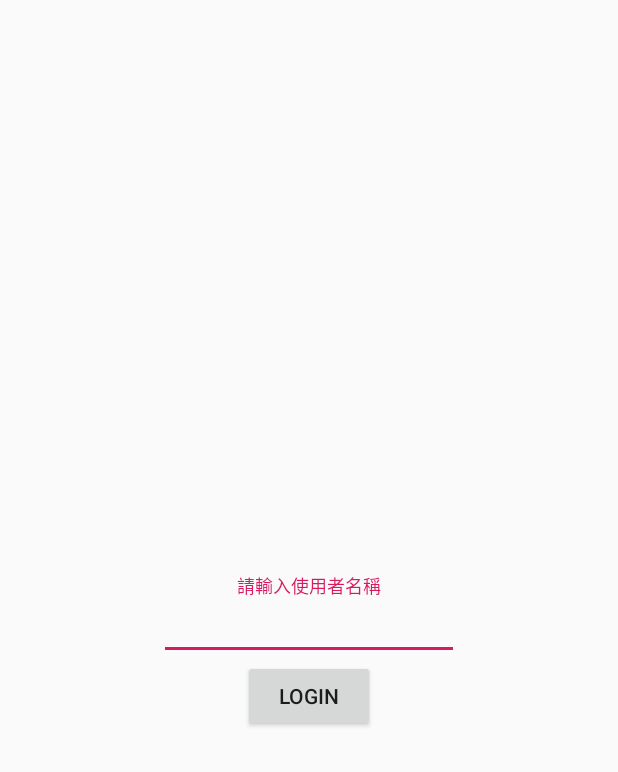
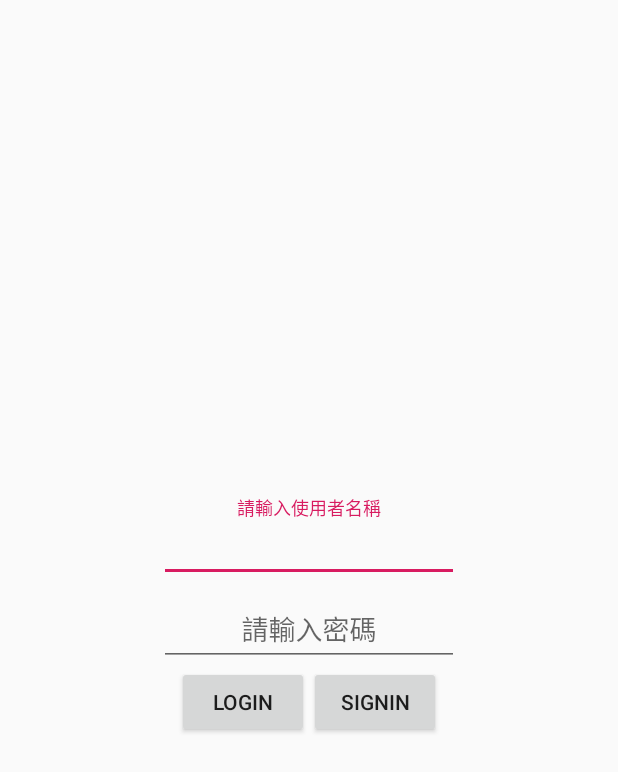
Before and after one commit to AndroidSourceTools/Simple-SocketIO-Android-Client, an Android app: the layout activity_login.xml on its own in the app's theme, with its tools: preview values and no code run, on a phone screen of 412 x 824 dp. Shown: the top 772 px of the screen. Run offline under Robolectric (Android 15) with nearby library versions, the phone set to English and light mode, and no system bars.

Commit message:
[Add] Add the sign_in, sign_up and login_in layout

```diff
--- a/app/src/main/java/com/socketio/test/LoginActivity.java
+++ b/app/src/main/java/com/socketio/test/LoginActivity.java
@@ -5,6 +5,7 @@ import android.os.Bundle;
 import android.support.annotation.Nullable;
 import android.support.v7.app.AppCompatActivity;
 import android.text.TextUtils;
+import android.view.View;
 import android.widget.Button;
 import android.widget.EditText;
 import android.widget.Toast;
@@ -24,6 +25,10 @@ public class LoginActivity extends AppCompatActivity {
 
     @ViewById(R.id.et_user_name)
     EditText mEtUserName;
+    @ViewById(R.id.et_user_pwd)
+    EditText mEtUserPwd;
+    @ViewById(R.id.btn_signin)
+    Button mBtnSignIn;
     @ViewById(R.id.btn_login)
     Button mBtnLogin;
 
@@ -32,16 +37,27 @@ public class LoginActivity extends AppCompatActivity {
         super.onCreate(savedInstanceState);
     }
 
-    @Click(R.id.btn_login)
-    public void onViewClicked() {
+    @Click({R.id.btn_login, R.id.btn_signin})
+    public void onViewClicked(View view) {
+        int id = view.getId();
+
+        String name = mEtUserName.getText().toString();
+        String pwd = mEtUserPwd.getText().toString();
+        if (id == R.id.btn_signin) {
+            if (TextUtils.isEmpty(name) || TextUtils.isEmpty(pwd)) {
+                Toast.makeText(LoginActivity.this, getString(R.string.toast_hint_no_valid_user_name_and_pwd), Toast.LENGTH_LONG).show();
+                return;
+            }
+            // TODO: need to call api
+        } else if (id == R.id.btn_login) {
             long curUserID = 1545807642;
-        long invitedUserID =1545807641;
+            long invitedUserID = 1545807641;
 //        String curUserID = "2";
 //        String invitedUserID = "1";
 
             String userName = mEtUserName.getText().toString();
-        if(TextUtils.isEmpty(userName)) {
-            Toast.makeText(LoginActivity.this, "請輸入使用者名稱", Toast.LENGTH_LONG).show();
+            if (TextUtils.isEmpty(name) || TextUtils.isEmpty(pwd)) {
+                Toast.makeText(LoginActivity.this, getString(R.string.toast_hint_no_valid_user_name_and_pwd), Toast.LENGTH_LONG).show();
                 return;
             }
             Intent intent = new Intent(LoginActivity.this, MainActivity.class);
@@ -53,3 +69,4 @@ public class LoginActivity extends AppCompatActivity {
             finish();
         }
     }
+}
--- a/app/src/main/res/layout/activity_login.xml
+++ b/app/src/main/res/layout/activity_login.xml
@@ -4,31 +4,76 @@
     android:layout_width="match_parent"
     android:layout_height="match_parent">
 
+    <android.support.constraint.ConstraintLayout
+        android:layout_width="wrap_content"
+        android:layout_height="wrap_content"
+        app:layout_constraintBottom_toBottomOf="parent"
+        app:layout_constraintLeft_toLeftOf="parent"
+        app:layout_constraintRight_toRightOf="parent"
+        app:layout_constraintTop_toTopOf="parent">
+
+
         <android.support.design.widget.TextInputLayout
-        android:id="@+id/til_input_layout"
+            android:id="@+id/til_user_name_input_layout"
+            android:layout_width="wrap_content"
+            android:layout_height="wrap_content">
+            <EditText
+                android:id="@+id/et_user_name"
+                android:layout_width="wrap_content"
+                android:layout_height="wrap_content"
+                android:gravity="center"
+                android:hint="請輸入使用者名稱"
+                android:minWidth="200dp" />
+        </android.support.design.widget.TextInputLayout>
+
+        <android.support.design.widget.TextInputLayout
+            android:id="@+id/til_user_pwd_input_layout"
             android:layout_width="wrap_content"
             android:layout_height="wrap_content"
             app:layout_constraintLeft_toLeftOf="parent"
             app:layout_constraintRight_toRightOf="parent"
-        app:layout_constraintBottom_toBottomOf="parent"
-        app:layout_constraintTop_toTopOf="parent">
+            app:layout_constraintTop_toBottomOf="@id/til_user_name_input_layout">
 
             <EditText
-            android:id="@+id/et_user_name"
-            android:minWidth="200dp"
+                android:id="@+id/et_user_pwd"
                 android:layout_width="wrap_content"
                 android:layout_height="wrap_content"
                 android:gravity="center"
-            android:hint="請輸入使用者名稱" />
+                android:hint="請輸入密碼"
+                android:minWidth="200dp" />
         </android.support.design.widget.TextInputLayout>
 
+
+        <android.support.constraint.ConstraintLayout
+            android:layout_width="wrap_content"
+            android:layout_height="wrap_content"
+            app:layout_constraintLeft_toLeftOf="parent"
+            app:layout_constraintRight_toRightOf="parent"
+            app:layout_constraintTop_toBottomOf="@id/til_user_pwd_input_layout">
             <Button
                 android:id="@+id/btn_login"
                 android:layout_width="wrap_content"
                 android:layout_height="wrap_content"
                 android:text="Login"
-        app:layout_constraintTop_toBottomOf="@id/til_input_layout"
                 app:layout_constraintLeft_toLeftOf="parent"
-        app:layout_constraintRight_toRightOf="parent"/>
+                app:layout_constraintRight_toLeftOf="@+id/gl_btn_center"/>
+
+            <android.support.constraint.Guideline
+                android:id="@+id/gl_btn_center"
+                android:layout_width="wrap_content"
+                android:layout_height="match_parent"
+                app:layout_constraintGuide_percent="0.5"
+                android:orientation="vertical" />
+
+            <Button
+                android:id="@+id/btn_signin"
+                android:layout_width="wrap_content"
+                android:layout_height="wrap_content"
+                android:text="SignIn"
+                app:layout_constraintLeft_toLeftOf="@+id/gl_btn_center"
+                app:layout_constraintLeft_toRightOf="parent"/>
+        </android.support.constraint.ConstraintLayout>
 
     </android.support.constraint.ConstraintLayout>
+
+</android.support.constraint.ConstraintLayout>
--- a/app/src/main/res/values/strings.xml
+++ b/app/src/main/res/values/strings.xml
@@ -1,3 +1,5 @@
 <resources>
-    <string name="app_name">SocketIoTest</string>
+    <string name="app_name">Chat Test</string>
+
+    <string name="toast_hint_no_valid_user_name_and_pwd">請輸入使用者名稱及密碼</string>
 </resources>
```
Lines whose indentation alone changed are shown as unchanged.
